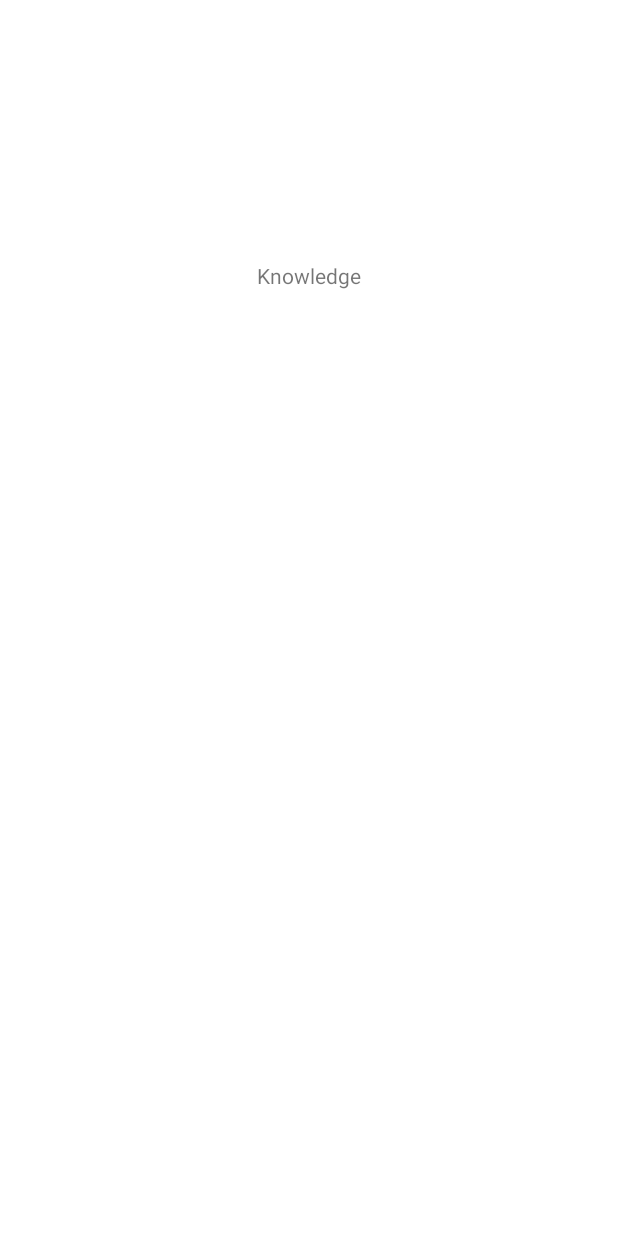
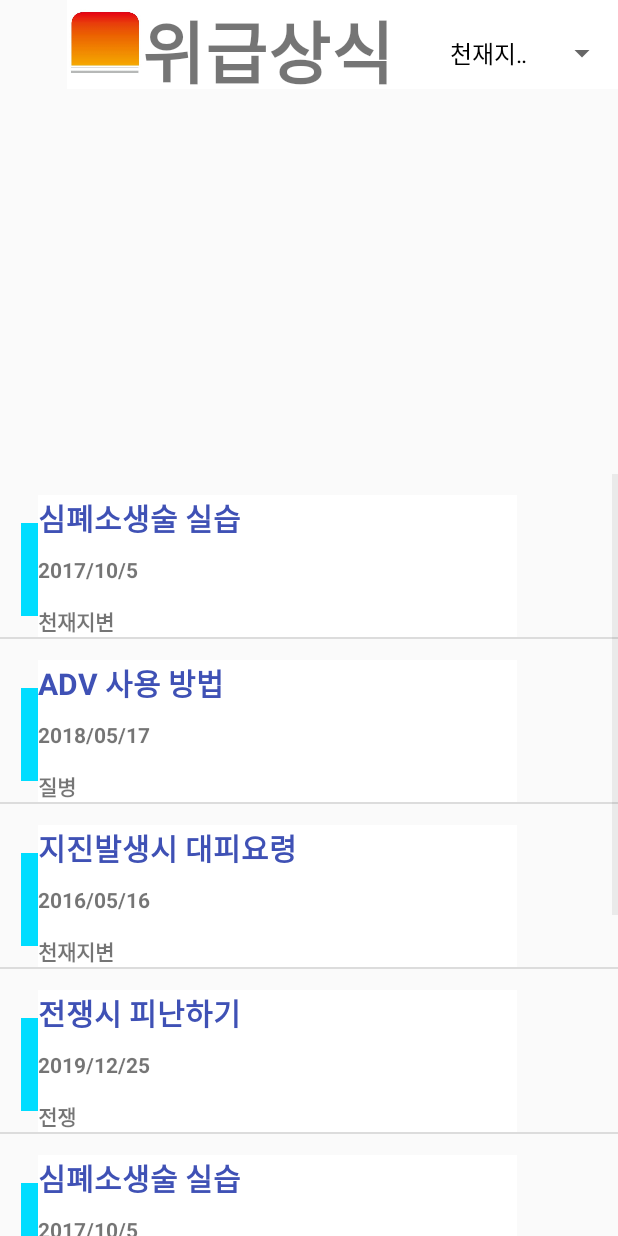
Before and after one commit to OPOv/Emergency_practice, an Android app: the KnowledgeActivity screen opened directly, with no data from a screen before it, on a phone screen of 412 x 824 dp. Before the commit the screen is almost empty. Run offline under Robolectric (Android 15) with nearby library versions, the phone set to English and light mode, and no system bars.

Commit message:
Emergency 1.1

```diff
--- a/app/src/main/AndroidManifest.xml
+++ b/app/src/main/AndroidManifest.xml
@@ -31,6 +31,7 @@
         <activity android:name=".HospiterActivity"></activity>
         <activity android:name=".KnowledgeActivity"></activity>
         <activity android:name=".ShelterActivity"></activity>
+        <activity android:name=".KnowledgeDataActivity"></activity>
     </application>
 
 </manifest>
--- a/app/src/main/java/com/example/lg/emergency/KnowledgeActivity.java
+++ b/app/src/main/java/com/example/lg/emergency/KnowledgeActivity.java
@@ -1,13 +1,117 @@
 package com.example.lg.emergency;
 
+import android.content.ClipData;
+import android.content.Context;
+import android.content.Intent;
 import android.os.Bundle;
 import android.support.v7.app.AppCompatActivity;
+import android.view.View;
+import android.widget.Adapter;
+import android.widget.AdapterView;
+import android.widget.ArrayAdapter;
+import android.widget.ListAdapter;
+import android.widget.ListView;
+import android.widget.Spinner;
+import android.widget.Toast;
+
+
 
 public class KnowledgeActivity extends AppCompatActivity {
+
+
+    private Spinner spinner;
+    static final String[] mitem1 = {"심폐소생술 실습","ADV 사용 방법" , "지진발생시 대피요령","전쟁시 피난하기","심폐소생술 실습","ADV 사용 방법" , "지진발생시 대피요령","전쟁시 피난하기"} ;
+    static final String[] mitem2 = {"2017/10/5","2018/05/17","2016/05/16","2019/12/25","2017/10/5","2018/05/17","2016/05/16","2019/12/25"} ;
+    static final String[] mitem3 = {"천재지변","질병","천재지변","전쟁","천재지변","질병","천재지변","전쟁"} ;
+
+
+
+
 
     @Override
     protected void onCreate(Bundle savedInstanceState) {
         super.onCreate(savedInstanceState);
         setContentView(R.layout.activity_knowledge);
+
+/////////////////////////////////////////////////////////////////////////////////// listview
+        Adapter adapter =  new knowledge_listview_adapter(this,mitem1,mitem2,mitem3);
+
+
+        final ListView listview = (ListView) findViewById(R.id.knowledge_listview) ;
+
+        listview.setAdapter((ListAdapter) adapter);
+
+
+        listview.setOnItemClickListener(new AdapterView.OnItemClickListener() {
+            @Override
+            public void onItemClick(AdapterView<?> parent, View view, int position, long id) {
+
+                Intent intent = new Intent(getApplicationContext(),KnowledgeDataActivity.class);
+                intent.putExtra("title", mitem1[position]);
+                intent.putExtra("day", mitem2[position]);
+                intent.putExtra("subject", mitem3[position]);
+
+
+                startActivity(intent);
+
+
+            }
+        });
+   ////////////////////////////////////////////////////////////////////////////////end listview
+
+        String[] spinner_list = new String[3];
+        spinner_list[0] = "천재지변";
+        spinner_list[1] = "위급상황";
+        spinner_list[2] = "전쟁상황";
+
+        spinner = (Spinner)findViewById(R.id.knowledge_spinner);
+        ArrayAdapter spinnerAdapter;
+        spinnerAdapter = new ArrayAdapter(this, R.layout.support_simple_spinner_dropdown_item, spinner_list);
+        spinner.setAdapter(spinnerAdapter);
+
+        spinner.setOnItemSelectedListener(new AdapterView.OnItemSelectedListener() {
+            @Override
+            public void onItemSelected(AdapterView<?> parent, View view, int position, long id) {
+
+                String[] buffer1 = new String[0];
+                String[] buffer2 = new String[0];
+                String[] buffer3 = new String[0];
+
+                int cnt =0;
+                if(position == 0)
+                {
+
+                    for(int i = 0; mitem1.length > i; i++)
+                    {
+                            if(mitem2[i] == "천재지변")
+                            {
+                                buffer1[cnt]=mitem1[i];
+                                buffer2[cnt]=mitem2[i];
+                                buffer3[cnt]=mitem3[i];
+                                cnt++;
+                            }
+                    }
+//                    Adapter adapter =  new knowledge_listview_adapter(this,buffer1,buffer2,buffer3);
+//
+//
+//                    final ListView listview = (ListView) findViewById(R.id.knowledge_listview) ;
+//
+//                    listview.setAdapter((ListAdapter) adapter);
+
+                }
+
+
+            }
+
+            @Override
+            public void onNothingSelected(AdapterView<?> parent) {
+
+            }
+        });
+
+
     }
+
+
+
 }
--- /dev/null
+++ b/app/src/main/java/com/example/lg/emergency/knowledge_listview_adapter.java
@@ -0,0 +1,54 @@
+package com.example.lg.emergency;
+
+import android.view.LayoutInflater;
+import android.view.View;
+import android.view.ViewGroup;
+import android.widget.ArrayAdapter;
+import android.widget.TextView;
+
+
+public class knowledge_listview_adapter extends ArrayAdapter<String> {
+
+    String[] Item1;
+    String[] Item2;
+    String[] Item3;
+
+
+
+    knowledge_listview_adapter(KnowledgeActivity context, String[] item1, String[] item2, String[] item3)
+    {
+        super(context, R.layout.activity_knowledge_listview, item1);
+
+
+        this.Item1 = item1;
+        this.Item2 = item2;
+        this.Item3 = item3;
+
+
+
+    }
+
+    public View getView(int position, View convertView, ViewGroup parent)
+    {
+        LayoutInflater imageInflater = LayoutInflater.from(getContext());//여기서 오류날수있음
+        View view = imageInflater.inflate(R.layout.activity_knowledge_listview,parent,false);
+        TextView name =(TextView) view.findViewById(R.id.adapter_name);
+        TextView day =(TextView) view.findViewById(R.id.adapter_day);
+        TextView subject =(TextView) view.findViewById(R.id.adapter_subject);
+
+
+        String i1 =Item1[position];
+        String i2 =Item2[position];
+        String i3 =Item3[position];
+
+
+
+        name.setText(i1);
+        day.setText(i2);
+        subject.setText(i3);
+
+
+        return view;
+    }
+
+}
--- a/app/src/main/res/layout/activity_knowledge.xml
+++ b/app/src/main/res/layout/activity_knowledge.xml
@@ -1,16 +1,47 @@
 <?xml version="1.0" encoding="utf-8"?>
 <RelativeLayout
 
-    xmlns:android="http://schemas.android.com/apk/res/android" android:layout_width="match_parent"
+    xmlns:android="http://schemas.android.com/apk/res/android"
+    xmlns:app="http://schemas.android.com/apk/res-auto"
+    android:layout_width="match_parent"
     android:layout_height="match_parent"
-    android:background="@color/colorWhite">
+
+    >
+
+    <ImageView
+        android:id="@+id/imageView5"
+        android:layout_width="50dp"
+        android:layout_height="59dp"
+        android:layout_alignParentTop="true"
+        android:layout_toStartOf="@+id/textView"
+        app:srcCompat="@drawable/app_logo_image"
+        android:background="@color/colorWhite"/>
+
+    <ListView
+        android:id="@+id/knowledge_listview"
+        android:layout_width="match_parent"
+        android:layout_height="508dp"
+        android:layout_alignParentBottom="true"
+
+        android:layout_alignParentStart="true" />
 
     <TextView
         android:id="@+id/textView"
-        android:layout_width="wrap_content"
-        android:layout_height="41dp"
+        android:layout_width="317dp"
+        android:layout_height="59dp"
+        android:layout_alignParentEnd="true"
         android:layout_alignParentTop="true"
-        android:layout_centerHorizontal="true"
-        android:layout_marginTop="174dp"
-        android:text="Knowledge" />
+        android:layout_marginEnd="0dp"
+        android:background="@color/colorWhite"
+        android:text="위급상식"
+        android:textSize="45dp"
+        android:textStyle="bold" />
+
+    <Spinner
+        android:id="@+id/knowledge_spinner"
+        android:layout_width="120dp"
+        android:layout_height="wrap_content"
+        android:layout_alignBottom="@+id/imageView5"
+        android:layout_alignParentEnd="true" />
+
 </RelativeLayout>
--- /dev/null
+++ b/app/src/main/res/layout/activity_knowledge_listview.xml
@@ -0,0 +1,53 @@
+<?xml version="1.0" encoding="utf-8"?>
+<RelativeLayout xmlns:android="http://schemas.android.com/apk/res/android"
+    xmlns:app="http://schemas.android.com/apk/res-auto"
+    android:layout_width="match_parent"
+    android:layout_height="match_parent">
+
+
+    <TextView
+        android:id="@+id/adapter_name"
+        android:layout_width="319dp"
+        android:layout_height="40dp"
+        android:layout_alignParentStart="true"
+        android:layout_alignParentTop="true"
+        android:layout_marginStart="25dp"
+        android:layout_marginTop="14dp"
+        android:background="@color/colorWhite"
+        android:textStyle="bold"
+        android:text="TextView"
+        android:textColor="@color/colorPrimary"
+        android:textSize="20dp" />
+
+    <TextView
+        android:id="@+id/adapter_day"
+        android:layout_width="319dp"
+        android:layout_height="33dp"
+        android:layout_alignStart="@+id/adapter_name"
+        android:layout_below="@+id/adapter_name"
+        android:background="@color/colorWhite"
+        android:textStyle="bold"
+        android:text="TextView" />
+
+    <TextView
+        android:id="@+id/adapter_subject"
+        android:layout_width="319dp"
+        android:layout_height="wrap_content"
+        android:layout_alignStart="@+id/adapter_name"
+        android:layout_below="@+id/adapter_day"
+        android:text="TextView"
+        android:textStyle="bold"
+        android:background="@color/colorWhite"/>
+
+    <ImageView
+        android:id="@+id/imageView4"
+        android:layout_width="11dp"
+        android:layout_height="62dp"
+        android:layout_alignBottom="@+id/adapter_day"
+        android:layout_marginBottom="-7dp"
+        android:layout_marginEnd="-25dp"
+        android:layout_toStartOf="@+id/adapter_name"
+        app:srcCompat="@android:color/holo_blue_bright" />
+
+
+</RelativeLayout>
--- a/app/src/main/res/values/colors.xml
+++ b/app/src/main/res/values/colors.xml
@@ -3,5 +3,6 @@
     <color name="colorPrimary">#3F51B5</color>
     <color name="colorWhite">#FFFFFF</color>
     <color name="colorAccent">#FF4081</color>
+    <color name="colororange">#FF6600</color>
 
 </resources>
```
Also changed, not shown: app/src/main/java/com/example/lg/emergency/KnowledgeDataActivity.java (added, +37 -0 lines), app/src/main/res/layout/activity_knowledgedata.xml (added, +44 -0 lines).
